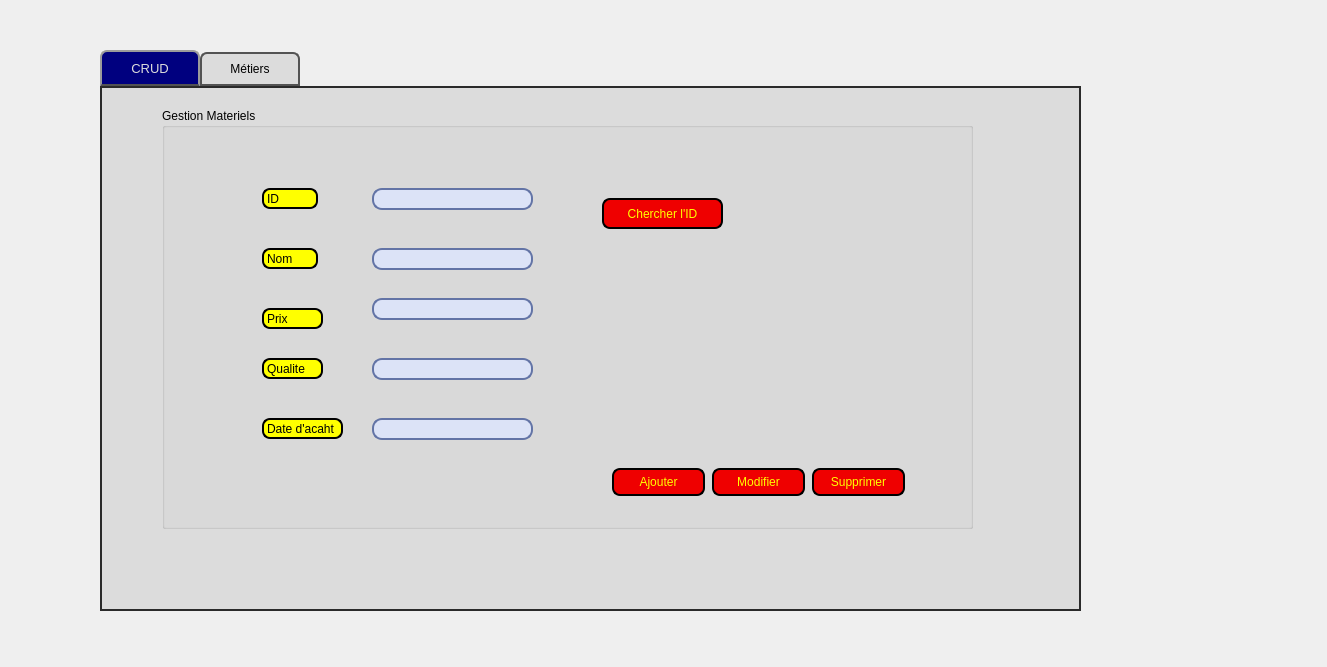
The window that gestionmateriel.ui (dhiaeddine12/olympic_games_2A20) describes before a commit, drawn with Qt 5.
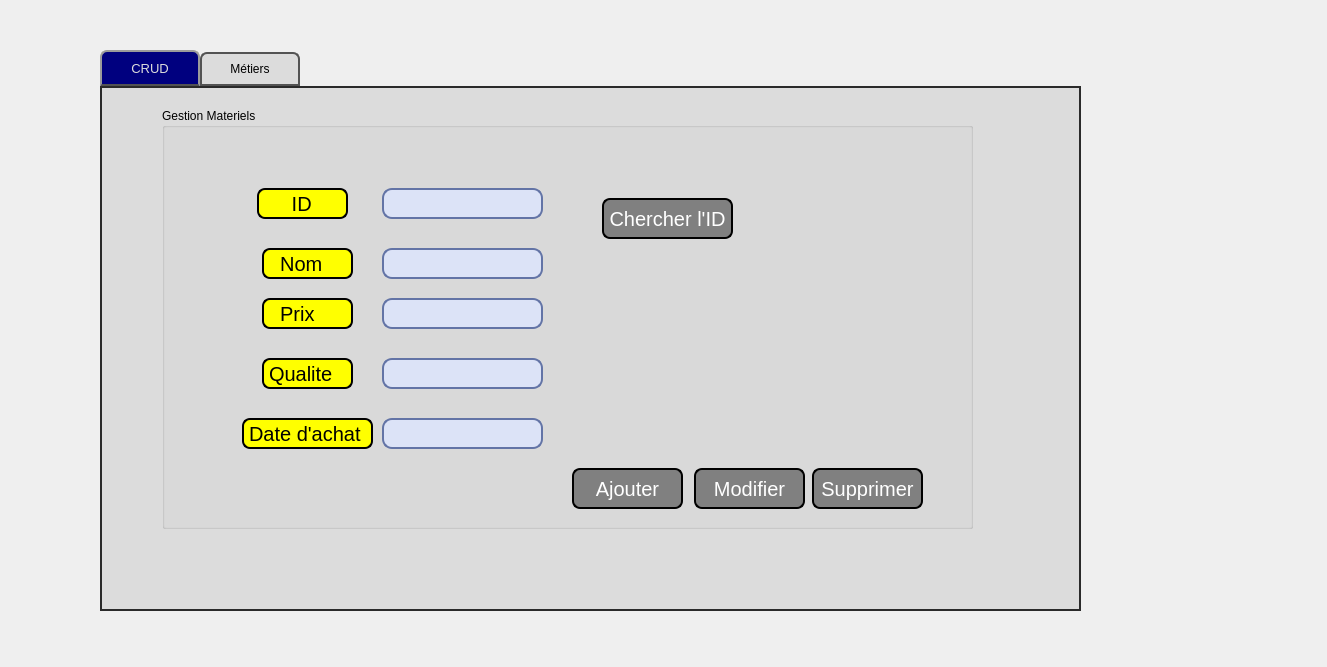
The same window after the commit. The open tabs and pages were chosen to show the change. Icons and pictures are not drawn.

Diff of the .ui file:
```diff
--- a/gestionmateriel.ui
+++ b/gestionmateriel.ui
@@ -91,8 +91,8 @@
        <rect>
         <x>100</x>
         <y>140</y>
-        <width>56</width>
-        <height>21</height>
+        <width>91</width>
+        <height>31</height>
        </rect>
       </property>
       <property name="styleSheet">
@@ -100,7 +100,7 @@
 color: #000000;
 background:#FFFF00;
 border: none;
-font-size:12px;
+font-size:20px;
 font-family:Arial, Helvetica, sans-serif;
 border: 2px solid ;
 border-radius: 8px;
@@ -112,16 +112,16 @@
 }</string>
       </property>
       <property name="text">
-       <string>Nom</string>
+       <string>  Nom</string>
       </property>
      </widget>
      <widget class="QLineEdit" name="nom">
       <property name="geometry">
        <rect>
-        <x>210</x>
+        <x>220</x>
         <y>140</y>
         <width>161</width>
-        <height>22</height>
+        <height>31</height>
        </rect>
       </property>
       <property name="styleSheet">
@@ -141,8 +141,8 @@
        <rect>
         <x>100</x>
         <y>250</y>
-        <width>61</width>
-        <height>21</height>
+        <width>91</width>
+        <height>31</height>
        </rect>
       </property>
       <property name="styleSheet">
@@ -150,7 +150,7 @@
 color: #000000;
 background:#FFFF00;
 border: none;
-font-size:12px;
+font-size:20px;
 font-family:Arial, Helvetica, sans-serif;
 border: 2px solid ;
 border-radius: 8px;
@@ -169,9 +169,9 @@
       <property name="geometry">
        <rect>
         <x>100</x>
-        <y>200</y>
-        <width>61</width>
-        <height>21</height>
+        <y>190</y>
+        <width>91</width>
+        <height>31</height>
        </rect>
       </property>
       <property name="styleSheet">
@@ -179,7 +179,7 @@
 color: #000000;
 background:#FFFF00;
 border: none;
-font-size:12px;
+font-size:20px;
 font-family:Arial, Helvetica, sans-serif;
 border: 2px solid ;
 border-radius: 8px;
@@ -191,16 +191,16 @@
 }</string>
       </property>
       <property name="text">
-       <string>Prix</string>
+       <string>  Prix</string>
       </property>
      </widget>
      <widget class="QLineEdit" name="qualite">
       <property name="geometry">
        <rect>
-        <x>210</x>
+        <x>220</x>
         <y>250</y>
         <width>161</width>
-        <height>22</height>
+        <height>31</height>
        </rect>
       </property>
       <property name="styleSheet">
@@ -215,10 +215,10 @@
      <widget class="QLineEdit" name="prix">
       <property name="geometry">
        <rect>
-        <x>210</x>
+        <x>220</x>
         <y>190</y>
         <width>161</width>
-        <height>22</height>
+        <height>31</height>
        </rect>
       </property>
       <property name="styleSheet">
@@ -233,10 +233,10 @@
      <widget class="QLabel" name="label_4">
       <property name="geometry">
        <rect>
-        <x>100</x>
+        <x>80</x>
         <y>310</y>
-        <width>81</width>
-        <height>21</height>
+        <width>131</width>
+        <height>31</height>
        </rect>
       </property>
       <property name="styleSheet">
@@ -244,7 +244,7 @@
 color: #000000;
 background:#FFFF00;
 border: none;
-font-size:12px;
+font-size:20px;
 font-family:Arial, Helvetica, sans-serif;
 border: 2px solid ;
 border-radius: 8px;
@@ -256,16 +256,16 @@
 }</string>
       </property>
       <property name="text">
-       <string>Date d'acaht</string>
+       <string>Date d'achat</string>
       </property>
      </widget>
      <widget class="QLineEdit" name="date_achat">
       <property name="geometry">
        <rect>
-        <x>210</x>
+        <x>220</x>
         <y>310</y>
         <width>161</width>
-        <height>22</height>
+        <height>31</height>
        </rect>
       </property>
       <property name="styleSheet">
@@ -280,10 +280,10 @@
      <widget class="QLabel" name="label_5">
       <property name="geometry">
        <rect>
-        <x>100</x>
+        <x>95</x>
         <y>80</y>
-        <width>56</width>
-        <height>21</height>
+        <width>91</width>
+        <height>31</height>
        </rect>
       </property>
       <property name="styleSheet">
@@ -291,7 +291,7 @@
 color: #000000;
 background:#FFFF00;
 border: none;
-font-size:12px;
+font-size:20px;
 font-family:Arial, Helvetica, sans-serif;
 border: 2px solid ;
 border-radius: 8px;
@@ -303,16 +303,16 @@
 }</string>
       </property>
       <property name="text">
-       <string>ID</string>
+       <string>     ID</string>
       </property>
      </widget>
      <widget class="QLineEdit" name="id">
       <property name="geometry">
        <rect>
-        <x>210</x>
+        <x>220</x>
         <y>80</y>
         <width>161</width>
-        <height>22</height>
+        <height>31</height>
        </rect>
       </property>
       <property name="styleSheet">
@@ -329,17 +329,18 @@
        <rect>
         <x>440</x>
         <y>90</y>
-        <width>121</width>
-        <height>31</height>
+        <width>131</width>
+        <height>41</height>
        </rect>
       </property>
       <property name="styleSheet">
        <string notr="true">QPushButton
 {
-border-radius: 8px;
-color: rgb(255,255,0);
-background-color: rgba(239, 0, 0);
 border: 2px solid ;
+border-radius: 8px;
+color: rgb(255,255,255);
+background-color: rgba(128,128,128);
+font-size:20px;
 }
 QPushButton:hover
 {
@@ -354,19 +355,20 @@
      <widget class="QPushButton" name="pushButton_2">
       <property name="geometry">
        <rect>
-        <x>450</x>
+        <x>410</x>
         <y>360</y>
-        <width>93</width>
-        <height>28</height>
+        <width>111</width>
+        <height>41</height>
        </rect>
       </property>
       <property name="styleSheet">
        <string notr="true">QPushButton
 {
-border-radius: 8px;
-color: rgb(255,255,0);
-background-color: rgba(239, 0, 0);
 border: 2px solid ;
+border-radius: 8px;
+color: rgb(255,255,255);
+background-color: rgba(128,128,128);
+font-size:20px;
 }
 QPushButton:hover
 {
@@ -381,19 +383,20 @@
      <widget class="QPushButton" name="pushButton_4">
       <property name="geometry">
        <rect>
-        <x>550</x>
+        <x>532</x>
         <y>360</y>
-        <width>93</width>
-        <height>28</height>
+        <width>111</width>
+        <height>41</height>
        </rect>
       </property>
       <property name="styleSheet">
        <string notr="true">QPushButton
 {
-border-radius: 8px;
-color: rgb(255,255,0);
-background-color: rgba(239, 0, 0);
 border: 2px solid ;
+border-radius: 8px;
+color: rgb(255,255,255);
+background-color: rgba(128,128,128);
+font-size:20px;
 }
 QPushButton:hover
 {
@@ -410,17 +413,18 @@
        <rect>
         <x>650</x>
         <y>360</y>
-        <width>93</width>
-        <height>28</height>
+        <width>111</width>
+        <height>41</height>
        </rect>
       </property>
       <property name="styleSheet">
        <string notr="true">QPushButton
 {
-border-radius: 8px;
-color: rgb(255,255,0);
-background-color: rgba(239, 0, 0);
 border: 2px solid ;
+border-radius: 8px;
+color: rgb(255,255,255);
+background-color: rgba(128,128,128);
+font-size:20px;
 }
 QPushButton:hover
 {
```
Left out of the diff: 116 changed lines with no effect on the pictures.
